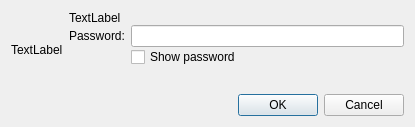
Above: kded/passworddialog.ui from KDE/plasma-nm before the change. Below: the same form after it.
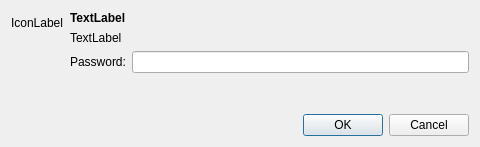
That is the form after the change. Custom widgets are drawn as their Qt base class.

Commit message: Improve password dialogs

Diff of the .ui file:
```diff
--- a/kded/passworddialog.ui
+++ b/kded/passworddialog.ui
@@ -6,63 +6,116 @@
    <rect>
     <x>0</x>
     <y>0</y>
-    <width>415</width>
-    <height>127</height>
+    <width>480</width>
+    <height>147</height>
    </rect>
   </property>
+  <property name="sizePolicy">
+   <sizepolicy hsizetype="Preferred" vsizetype="Preferred">
+    <horstretch>0</horstretch>
+    <verstretch>0</verstretch>
+   </sizepolicy>
+  </property>
+  <property name="maximumSize">
+   <size>
+    <width>480</width>
+    <height>16777215</height>
+   </size>
+  </property>
   <property name="windowTitle">
    <string>Password dialog</string>
   </property>
-  <layout class="QGridLayout" name="gridLayout">
+  <layout class="QFormLayout" name="formLayout">
+   <item row="0" column="0">
+    <widget class="QLabel" name="labelIcon">
+     <property name="lineWidth">
+      <number>1</number>
+     </property>
+     <property name="text">
+      <string notr="true">IconLabel</string>
+     </property>
+     <property name="margin">
+      <number>8</number>
+     </property>
+     <property name="indent">
+      <number>-1</number>
+     </property>
+    </widget>
+   </item>
    <item row="0" column="1">
-    <layout class="QFormLayout" name="formLayout">
-     <property name="fieldGrowthPolicy">
-      <enum>QFormLayout::ExpandingFieldsGrow</enum>
-     </property>
-     <property name="verticalSpacing">
-      <number>0</number>
-     </property>
-     <item row="0" column="0" colspan="2">
+    <layout class="QVBoxLayout" name="verticalLayout">
+     <item>
+      <widget class="QLabel" name="labelHeadline">
+       <property name="styleSheet">
+        <string notr="true">font-weight: bold</string>
+       </property>
+       <property name="text">
+        <string>TextLabel</string>
+       </property>
+      </widget>
+     </item>
+     <item>
       <widget class="QLabel" name="labelText">
+       <property name="sizePolicy">
+        <sizepolicy hsizetype="Expanding" vsizetype="Preferred">
+         <horstretch>0</horstretch>
+         <verstretch>0</verstretch>
+        </sizepolicy>
+       </property>
+       <property name="maximumSize">
+        <size>
+         <width>16777215</width>
+         <height>16777215</height>
+        </size>
+       </property>
        <property name="text">
         <string notr="true">TextLabel</string>
        </property>
+       <property name="wordWrap">
+        <bool>true</bool>
+       </property>
       </widget>
      </item>
-     <item row="1" column="0">
+    </layout>
+   </item>
+   <item row="1" column="1">
+    <layout class="QHBoxLayout" name="horizontalLayout">
+     <item>
       <widget class="QLabel" name="labelPass">
        <property name="text">
         <string>Password:</string>
        </property>
       </widget>
      </item>
-     <item row="1" column="1">
-      <widget class="QLineEdit" name="password">
+     <item>
+      <widget class="PasswordField" name="password">
        <property name="maxLength">
         <number>64</number>
        </property>
-       <property name="echoMode">
-        <enum>QLineEdit::Password</enum>
-       </property>
-      </widget>
-     </item>
-     <item row="2" column="1">
-      <widget class="QCheckBox" name="showPassword">
-       <property name="text">
-        <string>Show password</string>
+       <property name="passwordModeEnabled" stdset="0">
+        <bool>true</bool>
        </property>
       </widget>
      </item>
     </layout>
    </item>
-   <item row="0" column="0">
-    <widget class="QLabel" name="labelIcon">
-     <property name="text">
-      <string notr="true">TextLabel</string>
+   <item row="3" column="1">
+    <spacer name="verticalSpacer">
+     <property name="orientation">
+      <enum>Qt::Vertical</enum>
      </property>
-    </widget>
+     <property name="sizeType">
+      <enum>QSizePolicy::Preferred</enum>
+     </property>
+     <property name="sizeHint" stdset="0">
+      <size>
+       <width>20</width>
+       <height>40</height>
+      </size>
+     </property>
+    </spacer>
    </item>
-   <item row="1" column="0" colspan="2">
+   <item row="4" column="1">
     <widget class="QDialogButtonBox" name="buttonBox">
      <property name="standardButtons">
       <set>QDialogButtonBox::Cancel|QDialogButtonBox::Ok</set>
@@ -71,6 +124,13 @@
    </item>
   </layout>
  </widget>
+ <customwidgets>
+  <customwidget>
+   <class>PasswordField</class>
+   <extends>QLineEdit</extends>
+   <header>passwordfield.h</header>
+  </customwidget>
+ </customwidgets>
  <resources/>
  <connections/>
 </ui>
```
Left out of the diff: 3 changed lines with no effect on the pictures. The commit also changes 7 other files.
